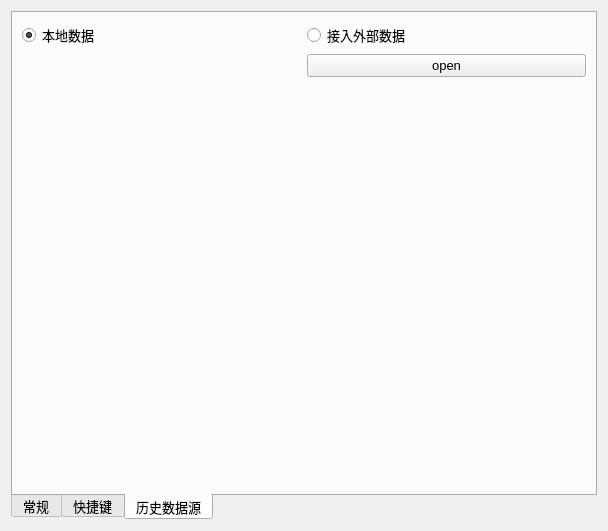
Above: app/ui/config.ui from ctpbee/ctpbee_desktop before the change. Below: the same form after it.
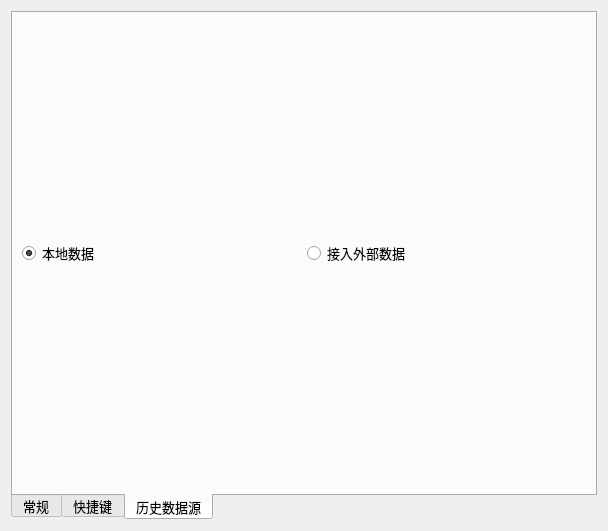
That is the form after the change. The open tabs and pages were chosen to show the change. Icons and pictures are not drawn.

```diff
--- a/app/ui/config.ui
+++ b/app/ui/config.ui
@@ -406,26 +406,6 @@
          </property>
         </widget>
        </item>
-       <item row="2" column="1">
-        <widget class="QPushButton" name="open_db_btn">
-         <property name="text">
-          <string>open</string>
-         </property>
-        </widget>
-       </item>
-       <item row="3" column="1">
-        <spacer name="verticalSpacer">
-         <property name="orientation">
-          <enum>Qt::Vertical</enum>
-         </property>
-         <property name="sizeHint" stdset="0">
-          <size>
-           <width>20</width>
-           <height>40</height>
-          </size>
-         </property>
-        </spacer>
-       </item>
       </layout>
      </widget>
     </widget>
```
